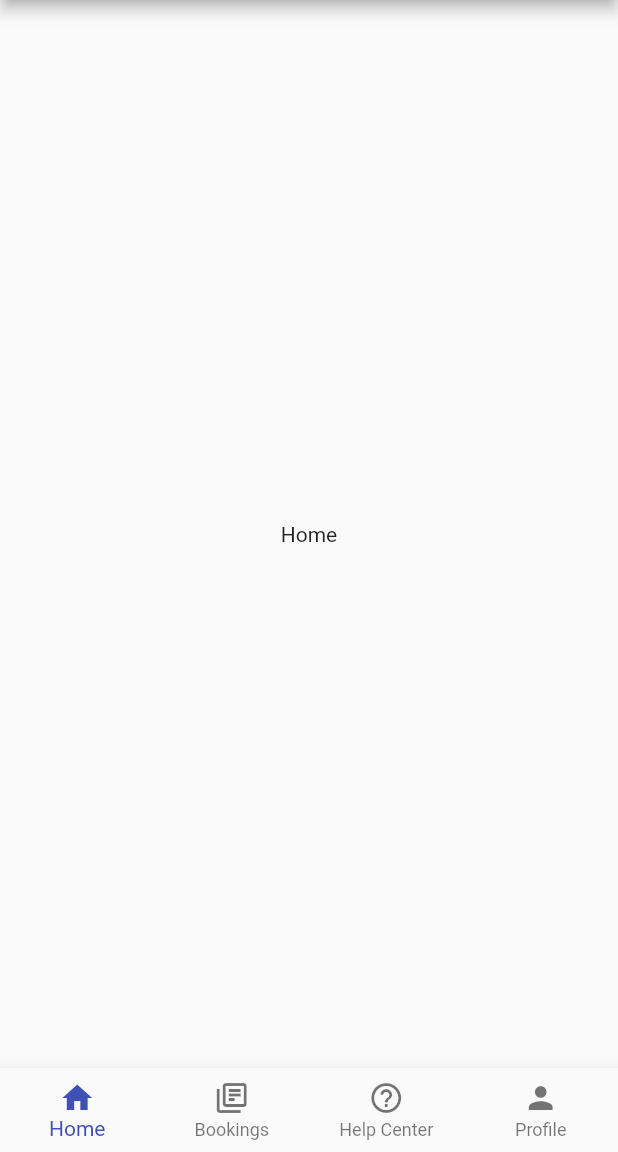
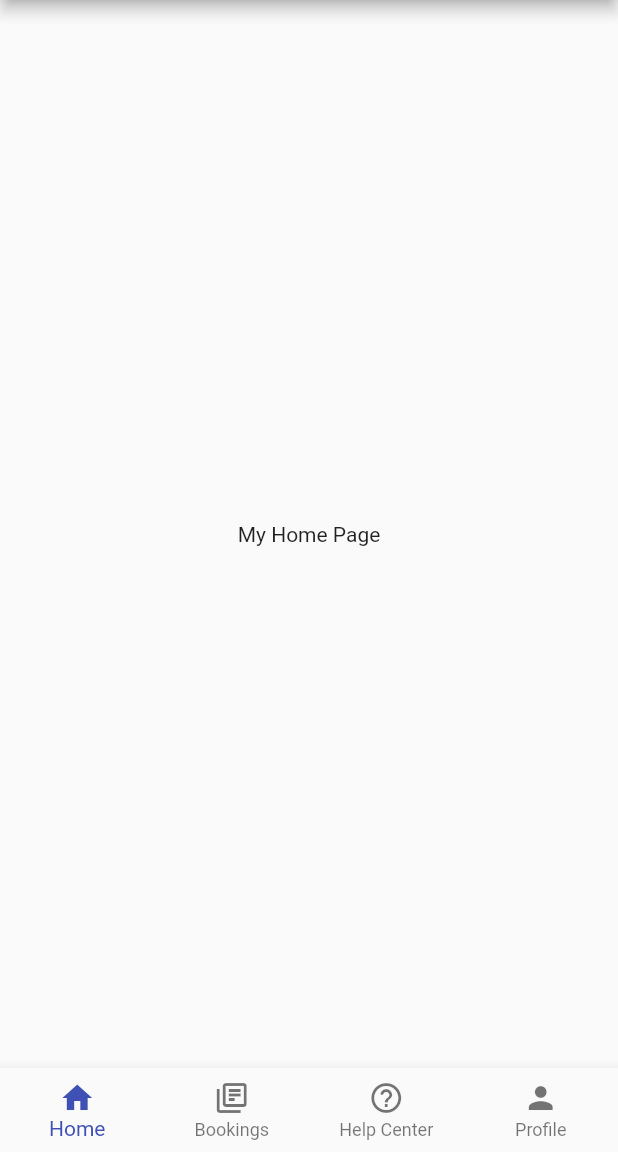
Before and after one commit to Sheetal-Rawat87/DoorStep-soltuion, a Flutter app: the screen it shows after launch, on a phone screen of 412 x 824 dp, the part 84-1236 px from its top. Run offline on Flutter 3.47's test engine with Material 2 defaults, Android fonts, the phone set to English and light mode, and no system bars.

Commit message:
no message

```diff
--- a/lib/Screens/home_screen.dart
+++ b/lib/Screens/home_screen.dart
@@ -1,4 +1,5 @@
 import 'package:flutter/material.dart';
+import 'package:onestop_solution/Screens/mainHome.dart';
 
 class HomePage extends StatefulWidget {
   @override
@@ -11,12 +12,14 @@ class _HomePageState extends State<HomePage> {
 
   int _currentIndex=0;
 
-  final tabs=[
-    Center(child: Text('Home')),
-    Center(child: Text('No Booking Available')),
-    Center(child: Text('Help Center')),
-    Center(child: Text('Profile')),
+  List<Widget>tabs = <Widget>[
+    Home(),
+    Text('NO Booking Available'),
+    Text('Help Center'),
+    Text('Profile')
   ];
+
+
   @override
   Widget build(BuildContext context) {
     return Scaffold(
--- /dev/null
+++ b/lib/Screens/mainHome.dart
@@ -0,0 +1,12 @@
+import 'package:flutter/material.dart';
+import 'package:onestop_solution/Screens/home_screen.dart';
+
+class Home extends StatelessWidget{
+  @override
+  Widget build(BuildContext context) {
+   return Center(
+     child: Text('My Home Page'),
+   );
+  }
+
+}
```
Also changed, not shown: 1 other file.
